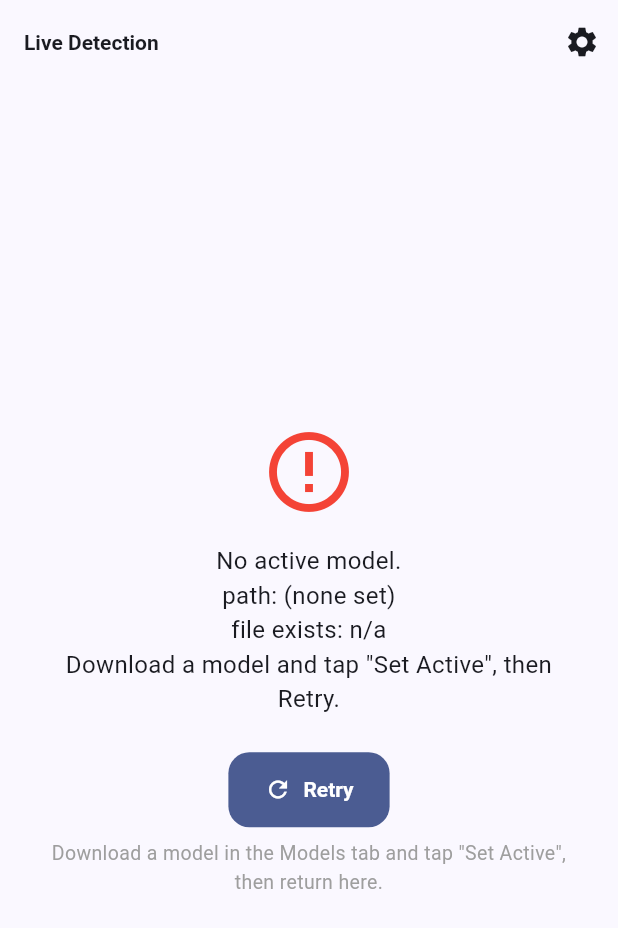
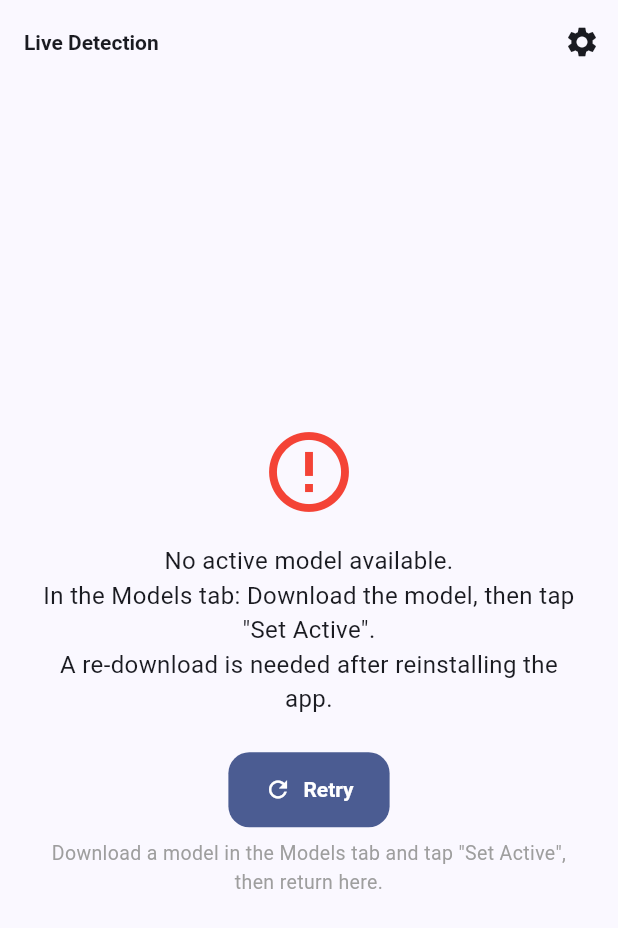
Before and after one commit to dawarazhar11/VisionForge, a Flutter app: the DetectionScreen screen opened directly, after a tap on "Retry", on a phone screen of 412 x 824 dp. Shown: the top 928 px of the screen. Run offline on Flutter 3.47's test engine with Material 3 defaults, Android fonts, the phone set to English and light mode, and no system bars; our stand-ins replace camera, dio, file_picker, shared_preferences; missing offline and left inert: tflite_flutter; accounts and stored records are empty.

Commit message:
fix(flutter): resolve active model by id from current container (DAW-73)
Stored absolute model path broke after every reinstall — iOS changes the
app container UUID, so the saved path pointed at a gone container ('file
exists: no'). Resolve from active_model_id + current Documents dir each
time. Re-download needed once per fresh install.

```diff
--- a/flutter_app/lib/screens/detection_screen.dart
+++ b/flutter_app/lib/screens/detection_screen.dart
@@ -39,9 +39,23 @@ class DetectionScreenState extends State<DetectionScreen> {
   /// Re-check the active model and (re)initialize. Called when the Detect
   /// tab becomes visible — the nav shell keeps this screen alive, so a model
   /// activated after first launch wouldn't otherwise be picked up.
+  /// Resolve the active model's file path from the CURRENT app container.
+  /// We store the model ID (stable) and rebuild the path each time — an
+  /// absolute path saved in prefs breaks after reinstall because iOS changes
+  /// the container UUID.
+  Future<String?> _resolveActiveModelPath() async {
+    final prefs = await SharedPreferences.getInstance();
+    final id = prefs.getString('active_model_id');
+    if (id != null) {
+      final dir = await getApplicationDocumentsDirectory();
+      return '${dir.path}/models/$id/model.tflite';
+    }
+    // Legacy fallback: absolute path stored by older builds.
+    return prefs.getString('active_model_path');
+  }
+
   Future<void> reloadActiveModel() async {
-    final prefs = await SharedPreferences.getInstance();
-    final path = prefs.getString('active_model_path');
+    final path = await _resolveActiveModelPath();
     // Already running with the current model — nothing to do.
     if (_isInitialized && path == _activeModelPath) return;
 
@@ -70,18 +84,16 @@ class DetectionScreenState extends State<DetectionScreen> {
         return;
       }
 
-      // Load active model path
-      final prefs = await SharedPreferences.getInstance();
-      _activeModelPath = prefs.getString('active_model_path');
+      // Resolve active model from the current container (reinstall-safe).
+      _activeModelPath = await _resolveActiveModelPath();
 
       final exists =
           _activeModelPath != null && File(_activeModelPath!).existsSync();
       if (!exists) {
         setState(() {
-          _error = 'No active model.\n'
-              'path: ${_activeModelPath ?? "(none set)"}\n'
-              'file exists: ${_activeModelPath == null ? "n/a" : "no"}\n'
-              'Download a model and tap "Set Active", then Retry.';
+          _error = 'No active model available.\n'
+              'In the Models tab: Download the model, then tap "Set Active".\n'
+              'A re-download is needed after reinstalling the app.';
         });
         return;
       }
```
